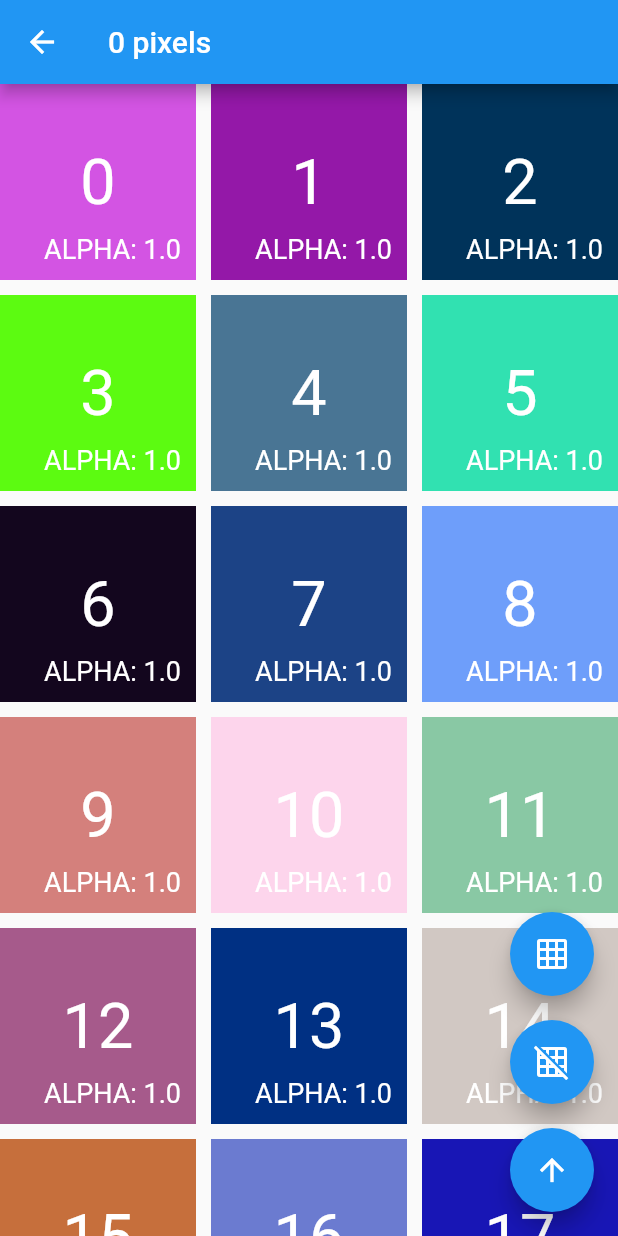
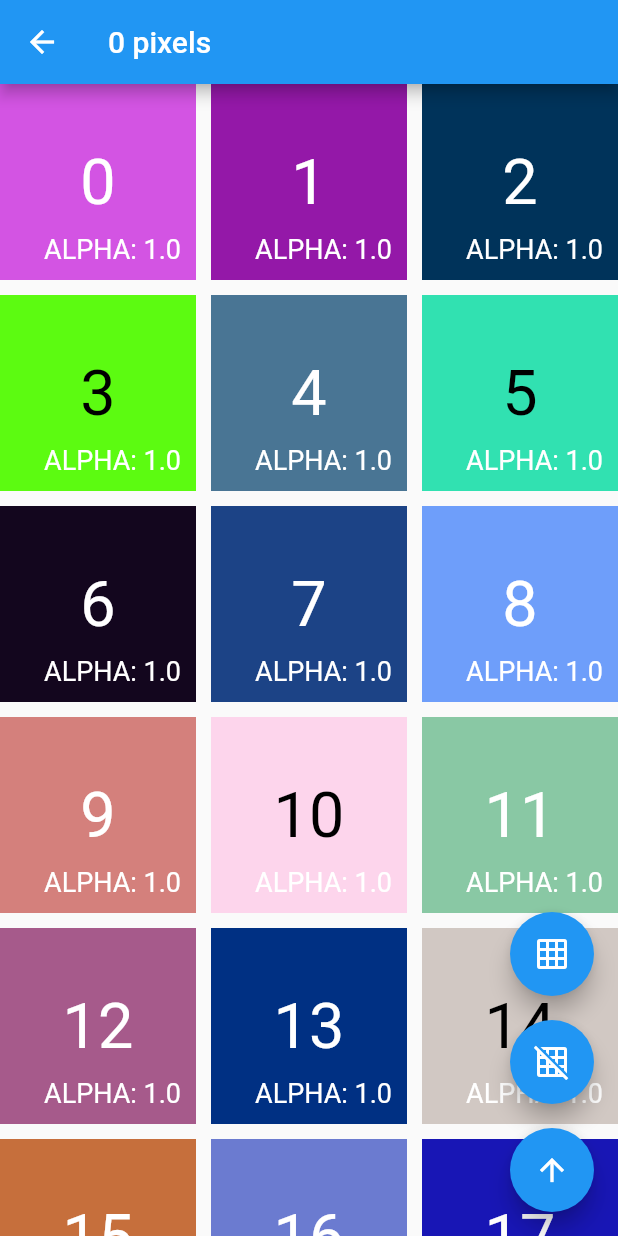
Before and after one commit to YukiOnishi1129/flutterpractice, a Flutter app: the GridViewPage screen opened directly, after a tap on the "grid on" icon, on a phone screen of 412 x 824 dp. Run offline on Flutter 3.47's test engine with Material 2 defaults, Android fonts, the phone set to English and light mode, and no system bars.

Commit message:
文字色を輝度によって変更

```diff
--- a/lib/grid_view_page.dart
+++ b/lib/grid_view_page.dart
@@ -97,6 +97,7 @@ class _GridViewPageState extends State<GridViewPage> {
           final gridItemColor =
               Color((math.Random(index).nextDouble() * 0x00FFFFFF).toInt())
                   .withOpacity(1); // ランダムで色を取得
+          final gridItemBrightness = gridItemColor.computeLuminance();
           return Stack(
             children: [
               Container(
@@ -106,7 +107,9 @@ class _GridViewPageState extends State<GridViewPage> {
                     index.toString(),
                     style: TextStyle(
                       fontSize: 42,
-                      color: Colors.white,
+                      color: gridItemBrightness > 0.5
+                          ? Colors.black
+                          : Colors.white,
                     ),
                   ),
                 ),
```
